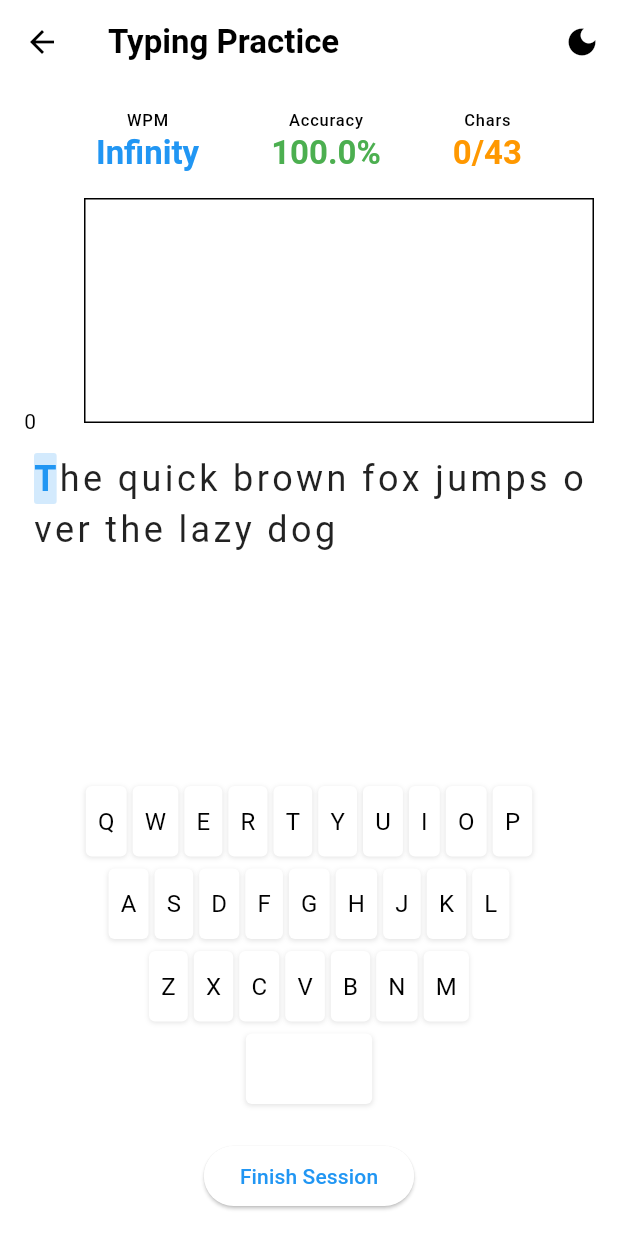
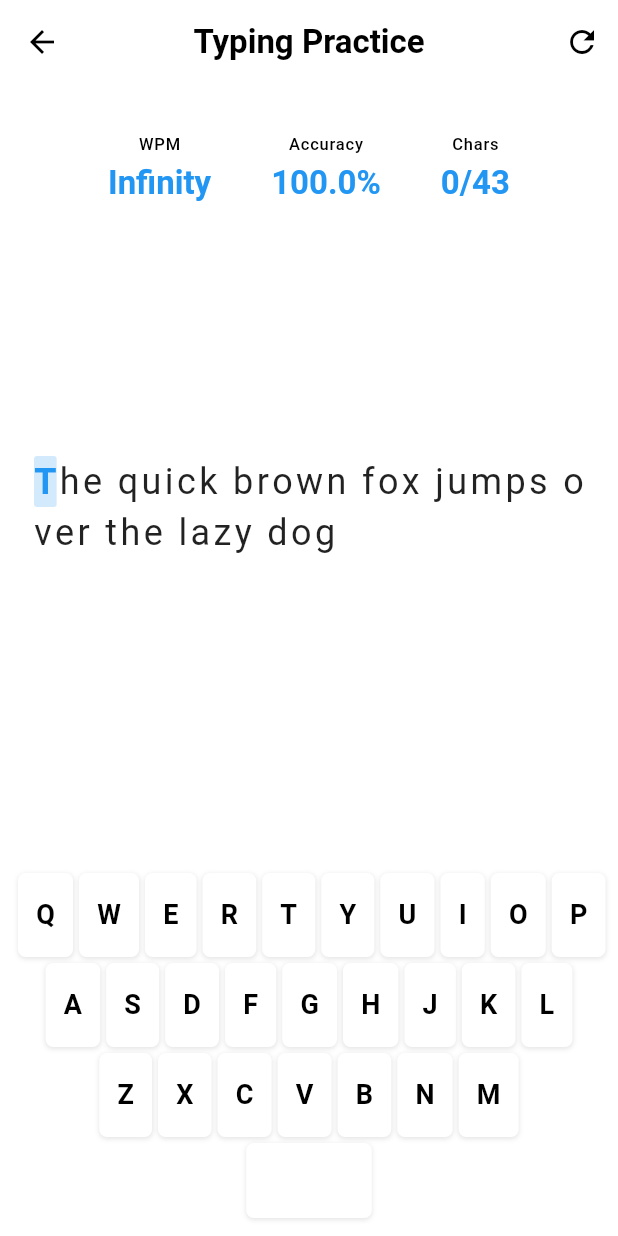
Before and after one commit to Crealify/typing_trainer, a Flutter app: the screen it shows after launch, after a tap on an icon or button, on a phone screen of 412 x 824 dp. Run offline on Flutter 3.47's test engine with Material 3 defaults, Android fonts, the phone set to English and light mode, and no system bars; drawn by our look-alikes of fl_chart; our stand-ins replace audioplayers, shared_preferences.

Commit message:
card add on home screen

```diff
--- a/lib/main.dart
+++ b/lib/main.dart
@@ -25,7 +25,7 @@ class TypingTrainerApp extends StatelessWidget {
       theme: AppTheme.lightTheme,
       darkTheme: AppTheme.darkTheme,
       themeMode: context.watch<TypingProvider>().themeMode,
-      home: const HomePage(),
+      home: HomePage(),
     );
   }
 }
--- a/lib/presentation/pages/home_page.dart
+++ b/lib/presentation/pages/home_page.dart
@@ -1,37 +1,66 @@
 import 'package:flutter/material.dart';
-import 'package:provider/provider.dart';
 import 'package:typing_trainer/presentation/pages/typing_page.dart';
-import 'package:typing_trainer/presentation/providers/typing_providers.dart';
 
 class HomePage extends StatelessWidget {
-  const HomePage({super.key});
-
-  @override
-  Widget build(BuildContext context) {
-    final sampleTexts = [
+  final List<String> sampleTexts = [
     "The quick brown fox jumps over the lazy dog",
     "Flutter is Google's UI toolkit for building beautiful applications",
     "Practice typing to improve your speed and accuracy",
     "The five boxing wizards jump quickly",
   ];
 
+  @override
+  Widget build(BuildContext context) {
     return Scaffold(
-      appBar: AppBar(title: const Text('Typing Trainer')),
-      body: ListView.builder(
+      appBar: AppBar(
+        title: const Text('Typing Trainer'),
+        centerTitle: true,
+        elevation: 0,
+      ),
+      body: Container(
+        decoration: BoxDecoration(
+          gradient: LinearGradient(
+            begin: Alignment.topCenter,
+            end: Alignment.bottomCenter,
+            colors: [
+              Theme.of(context).colorScheme.primary.withOpacity(0.1),
+              Theme.of(context).colorScheme.secondary.withOpacity(0.1),
+            ],
+          ),
+        ),
+        child: ListView.builder(
+          padding: const EdgeInsets.all(20),
           itemCount: sampleTexts.length,
           itemBuilder: (context, index) {
-          return ListTile(
-            title: Text(sampleTexts[index]),
+            return Card(
+              elevation: 3,
+              margin: const EdgeInsets.symmetric(vertical: 8),
+              shape: RoundedRectangleBorder(
+                borderRadius: BorderRadius.circular(12),
+              ),
+              child: ListTile(
+                title: Text(
+                  sampleTexts[index],
+                  style: const TextStyle(fontSize: 16),
+                ),
+                trailing: const Icon(Icons.arrow_forward_ios, size: 16),
+                contentPadding: const EdgeInsets.symmetric(
+                  horizontal: 20,
+                  vertical: 12,
+                ),
                 onTap: () {
-              context.read<TypingProvider>().startSession(sampleTexts[index]);
                   Navigator.push(
                     context,
-                MaterialPageRoute(builder: (_) => const TypingPage()),
-              );
-            },
+                    MaterialPageRoute(
+                      builder: (_) => TypingPage(text: sampleTexts[index]),
+                    ),
                   );
                 },
               ),
             );
+          },
+        ),
+      ),
+    );
   }
 }
--- a/lib/presentation/pages/typing_page.dart
+++ b/lib/presentation/pages/typing_page.dart
@@ -1,5 +1,4 @@
 import 'package:flutter/material.dart';
-import 'package:flutter/services.dart';
 import 'package:provider/provider.dart';
 import 'package:typing_trainer/presentation/providers/typing_providers.dart';
 import 'package:typing_trainer/presentation/widgets/keyboard.dart';
@@ -7,81 +6,57 @@ import 'package:typing_trainer/presentation/widgets/stats_panel.dart';
 import 'package:typing_trainer/presentation/widgets/typing_text.dart';
 
 class TypingPage extends StatefulWidget {
-  const TypingPage({super.key});
+  final String text;
+
+  const TypingPage({super.key, required this.text});
 
   @override
   State<TypingPage> createState() => _TypingPageState();
 }
 
 class _TypingPageState extends State<TypingPage> {
-  final FocusNode _focusNode = FocusNode();
+  late final FocusNode _focusNode;
 
   @override
   void initState() {
     super.initState();
+    _focusNode = FocusNode();
+    WidgetsBinding.instance.addPostFrameCallback((_) {
       _focusNode.requestFocus();
+      context.read<TypingProvider>().startSession(widget.text);
+    });
   }
 
   @override
   Widget build(BuildContext context) {
-    final provider = context.watch<TypingProvider>();
-
     return Scaffold(
       appBar: AppBar(
         title: const Text('Typing Practice'),
+        centerTitle: true,
         actions: [
           IconButton(
-            icon: Icon(
-              provider.themeMode == ThemeMode.dark
-                  ? Icons.light_mode
-                  : Icons.dark_mode,
-            ),
-            onPressed: () =>
-                provider.toggleTheme(provider.themeMode != ThemeMode.dark),
+            icon: const Icon(Icons.refresh),
+            onPressed: () {
+              context.read<TypingProvider>().startSession(widget.text);
+            },
           ),
         ],
       ),
-      body: RawKeyboardListener(
-        focusNode: _focusNode,
-        onKey: (event) {
-          if (event is RawKeyDownEvent) {
-            if (event.logicalKey == LogicalKeyboardKey.backspace) {
-              provider.handleInput(
-                provider.userInput.substring(0, provider.userInput.length - 1),
-              );
-            } else if (event.logicalKey.keyLabel.length == 1) {
-              provider.handleInput(
-                provider.userInput + event.logicalKey.keyLabel,
-              );
-            }
-          }
-        },
-        child: Padding(
-          padding: const EdgeInsets.all(16.0),
-          child: Column(
+      body: Column(
         children: [
           const StatsPanel(),
-              const SizedBox(height: 20),
           Expanded(
+            child: Padding(
+              padding: const EdgeInsets.all(20),
               child: TypingText(
-                  text: provider.currentText,
-                  userInput: provider.userInput,
-                  accuracy: provider.accuracy,
+                text: widget.text,
+                userInput: context.watch<TypingProvider>().userInput,
+                accuracy: context.watch<TypingProvider>().accuracy,
               ),
             ),
-              const SizedBox(height: 20),
-              const VirtualKeyboard(),
-              const SizedBox(height: 20),
-              ElevatedButton(
-                onPressed: () {
-                  provider.endSession();
-                  Navigator.pop(context);
-                },
-                child: const Text('Finish Session'),
           ),
+          const FullKeyboard(),
         ],
-          ),
-        ),
       ),
     );
   }
--- a/lib/presentation/widgets/keyboard.dart
+++ b/lib/presentation/widgets/keyboard.dart
@@ -2,36 +2,38 @@ import 'package:flutter/material.dart';
 import 'package:provider/provider.dart';
 import 'package:typing_trainer/presentation/providers/typing_providers.dart';
 
-class VirtualKeyboard extends StatelessWidget {
-  const VirtualKeyboard({super.key});
+class FullKeyboard extends StatelessWidget {
+  const FullKeyboard({super.key});
 
   @override
   Widget build(BuildContext context) {
-    final qwertyLayout = [
+    final keyRows = [
       ['Q', 'W', 'E', 'R', 'T', 'Y', 'U', 'I', 'O', 'P'],
       ['A', 'S', 'D', 'F', 'G', 'H', 'J', 'K', 'L'],
       ['Z', 'X', 'C', 'V', 'B', 'N', 'M'],
       [' '], // Space bar
     ];
 
-    return Column(
-      children: qwertyLayout.map((row) {
-        return Padding(
-          padding: const EdgeInsets.symmetric(vertical: 4),
-          child: Row(
+    return Container(
+      padding: const EdgeInsets.all(10),
+      color: Theme.of(context).colorScheme.surfaceVariant,
+      child: Column(
+        children: keyRows.map((row) {
+          return Row(
             mainAxisAlignment: MainAxisAlignment.center,
             children: row.map((key) {
               return KeyboardKey(
                 keyChar: key,
-                onTap: () => context.read<TypingProvider>().handleInput(
-                  context.read<TypingProvider>().userInput + key,
-                ),
+                onTap: () {
+                  final provider = context.read<TypingProvider>();
+                  provider.handleInput(provider.userInput + key);
+                },
                 isSpace: key == ' ',
               );
             }).toList(),
-          ),
-        );
-      }).toList(),
+          );
+        }).toList(),
+      ),
     );
   }
 }
@@ -53,14 +55,14 @@ class KeyboardKey extends StatelessWidget {
     return GestureDetector(
       onTap: onTap,
       child: Container(
-        margin: const EdgeInsets.symmetric(horizontal: 2),
+        margin: const EdgeInsets.all(2),
         padding: EdgeInsets.symmetric(
-          horizontal: isSpace ? 40 : 8,
-          vertical: 12,
+          horizontal: isSpace ? 40 : 12,
+          vertical: 15,
         ),
         decoration: BoxDecoration(
           color: Theme.of(context).colorScheme.surface,
-          borderRadius: BorderRadius.circular(4),
+          borderRadius: BorderRadius.circular(5),
           boxShadow: [
             BoxShadow(
               color: Colors.black.withOpacity(0.1),
@@ -71,7 +73,10 @@ class KeyboardKey extends StatelessWidget {
         ),
         child: Text(
           keyChar,
-          style: const TextStyle(fontSize: 16),
+          style: TextStyle(
+            fontSize: isSpace ? 14 : 18,
+            fontWeight: FontWeight.bold,
+          ),
         ),
       ),
     );
--- a/lib/presentation/widgets/stats_panel.dart
+++ b/lib/presentation/widgets/stats_panel.dart
@@ -1,7 +1,6 @@
 import 'package:flutter/material.dart';
 import 'package:fl_chart/fl_chart.dart';
 import 'package:provider/provider.dart';
-import 'package:typing_trainer/data/models/typing_stats.dart';
 import 'package:typing_trainer/presentation/providers/typing_providers.dart';
 
 class StatsPanel extends StatelessWidget {
@@ -10,109 +9,75 @@ class StatsPanel extends StatelessWidget {
   @override
   Widget build(BuildContext context) {
     final provider = context.watch<TypingProvider>();
-    final wpm = provider.isTyping && provider.startTime != null
-        ? provider.calculateWPM(DateTime.now().difference(provider.startTime!))
-        : 0;
-    final accuracy = provider.isTyping ? provider.calculateAccuracy() : 0;
+    final wpm = provider.currentWpm;
+    final accuracy = provider.currentAccuracy;
 
-    return Column(
+    return Container(
+      padding: const EdgeInsets.all(16),
+      decoration: BoxDecoration(
+        color: Theme.of(context).colorScheme.surfaceVariant,
+        borderRadius: BorderRadius.circular(12),
+      ),
+      margin: const EdgeInsets.all(16),
+      child: Column(
         children: [
           Row(
             mainAxisAlignment: MainAxisAlignment.spaceEvenly,
             children: [
-            StatTile(
-              title: 'WPM',
-              value: wpm.toStringAsFixed(1),
-              color: Colors.blue,
-            ),
-            StatTile(
-              title: 'Accuracy',
-              value: '${accuracy.toStringAsFixed(1)}%',
-              color: Colors.green,
-            ),
-            StatTile(
-              title: 'Chars',
-              value:
-                  '${provider.userInput.length}/${provider.currentText.length}',
-              color: Colors.orange,
+              _buildStatTile(context, 'WPM', wpm.toStringAsFixed(1)),
+              _buildStatTile(context, 'Accuracy', '${accuracy.toStringAsFixed(1)}%'),
+              _buildStatTile(
+                context,
+                'Chars',
+                '${provider.userInput.length}/${provider.currentText.length}'
               ),
             ],
           ),
           const SizedBox(height: 16),
-        SizedBox(height: 150, child: HistoryChart(stats: provider.history)),
+          SizedBox(
+            height: 100,
+            child: LineChart(
+              LineChartData(
+                lineBarsData: [
+                  LineChartBarData(
+                    spots: provider.history.reversed.take(10).toList().asMap().entries.map((e) {
+                      return FlSpot(e.key.toDouble(), e.value.wpm);
+                    }).toList(),
+                    isCurved: true,
+                    color: Theme.of(context).colorScheme.primary,
+                    barWidth: 3,
+                    dotData: const FlDotData(show: false),
+                  ),
                 ],
+                titlesData: const FlTitlesData(show: false),
+                gridData: const FlGridData(show: false),
+                borderData: FlBorderData(show: false),
+              ),
+            ),
+          ),
+        ],
+      ),
     );
   }
-}
 
-class StatTile extends StatelessWidget {
-  final String title;
-  final String value;
-  final Color color;
-
-  const StatTile({
-    super.key,
-    required this.title,
-    required this.value,
-    required this.color,
-  });
-
-  @override
-  Widget build(BuildContext context) {
+  Widget _buildStatTile(BuildContext context, String title, String value) {
     return Column(
       children: [
-        Text(title, style: Theme.of(context).textTheme.labelSmall),
+        Text(
+          title,
+          style: Theme.of(context).textTheme.labelSmall?.copyWith(
+            color: Theme.of(context).colorScheme.onSurfaceVariant,
+          ),
+        ),
+        const SizedBox(height: 4),
         Text(
           value,
           style: Theme.of(context).textTheme.titleLarge?.copyWith(
-            color: color,
             fontWeight: FontWeight.bold,
+            color: Theme.of(context).colorScheme.primary,
           ),
         ),
       ],
     );
   }
 }
-
-class HistoryChart extends StatelessWidget {
-  final List<TypingStats> stats;
-
-  const HistoryChart({super.key, required this.stats});
-
-  @override
-  Widget build(BuildContext context) {
-    return LineChart(
-      LineChartData(
-        lineBarsData: [
-          LineChartBarData(
-            spots: stats.asMap().entries.map((e) {
-              return FlSpot(e.key.toDouble(), e.value.wpm);
-            }).toList(),
-            isCurved: true,
-            color: Theme.of(context).colorScheme.primary,
-            barWidth: 3,
-            dotData: FlDotData(show: false),
-            belowBarData: BarAreaData(show: false),
-          ),
-        ],
-        titlesData: FlTitlesData(
-          show: true,
-          rightTitles: AxisTitles(),
-          topTitles: AxisTitles(),
-          bottomTitles: AxisTitles(sideTitles: SideTitles(showTitles: false)),
-          leftTitles: AxisTitles(
-            sideTitles: SideTitles(
-              showTitles: true,
-              reservedSize: 40,
-              getTitlesWidget: (value, meta) {
-                return Text(value.toInt().toString());
-              },
-            ),
-          ),
-        ),
-        gridData: FlGridData(show: true),
-        borderData: FlBorderData(show: true),
-      ),
-    );
-  }
-}
```
Lines whose indentation alone changed are shown as unchanged.
